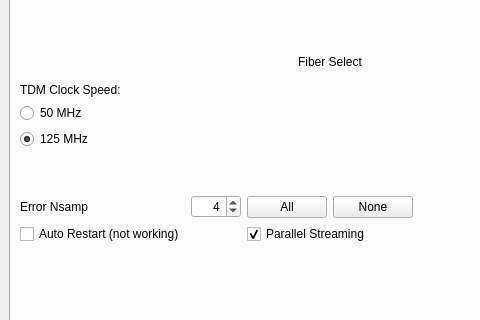
Above: dc.ui from usnistgov/dastardcommander before the change; both pictures show x 0 to 480 and y 178 to 498 of the 925 by 712 pixel window. Below: the same form after it.
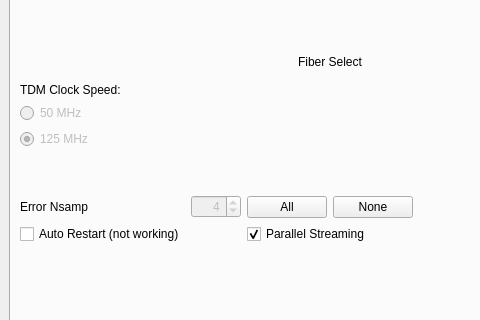
That is the form after the change. The open tabs and pages were chosen to show the change. Icons and pictures are not drawn.

Commit message: disable nsamp and clock mhz buttons on lancero

Patch:
```diff
--- a/dc.ui
+++ b/dc.ui
@@ -450,6 +450,9 @@
                 <layout class="QVBoxLayout" name="verticalLayout_2">
                  <item>
                   <widget class="QRadioButton" name="lanceroClock50Button">
+                   <property name="enabled">
+                    <bool>false</bool>
+                   </property>
                    <property name="toolTip">
                     <string>Choose for 50 MHz TDM master clock speed</string>
                    </property>
@@ -460,6 +463,9 @@
                  </item>
                  <item>
                   <widget class="QRadioButton" name="lanceroClock125Button">
+                   <property name="enabled">
+                    <bool>false</bool>
+                   </property>
                    <property name="toolTip">
                     <string>Choose for 125 MHz TDM master clock speed</string>
                    </property>
@@ -498,6 +504,9 @@
                    </item>
                    <item row="1" column="1">
                     <widget class="QSpinBox" name="nsampSpinBox">
+                     <property name="enabled">
+                      <bool>false</bool>
+                     </property>
                      <property name="sizePolicy">
                       <sizepolicy hsizetype="MinimumExpanding" vsizetype="Fixed">
                        <horstretch>0</horstretch>
```
Left out of the diff: 4 changed lines with no effect on the pictures.
